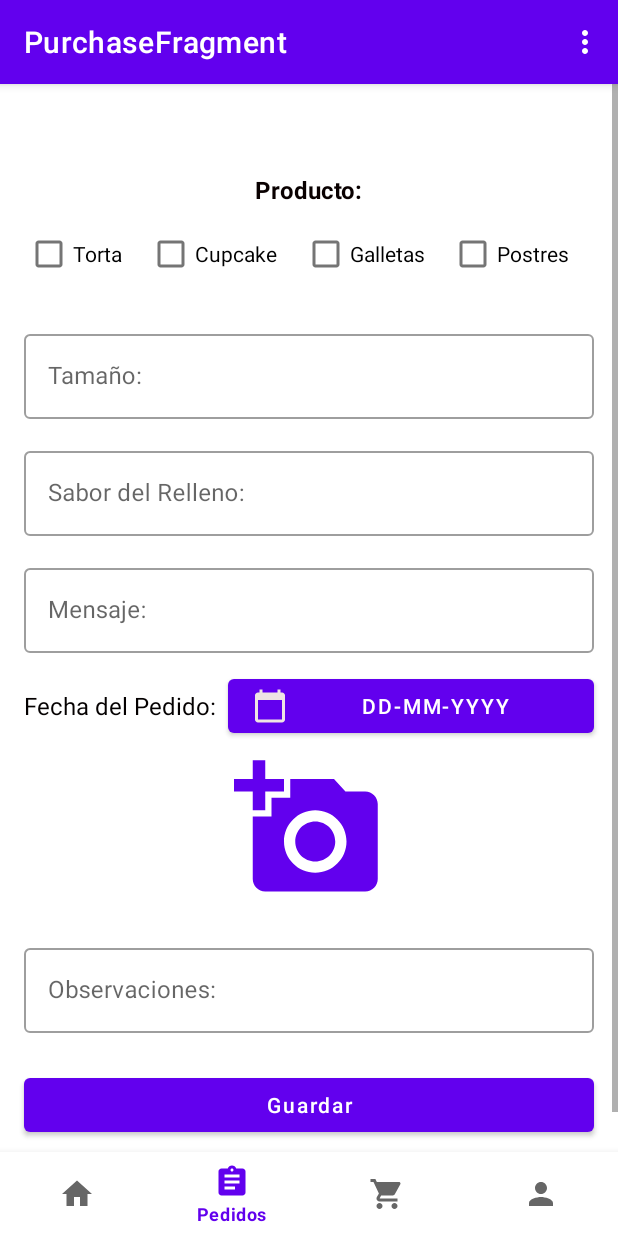
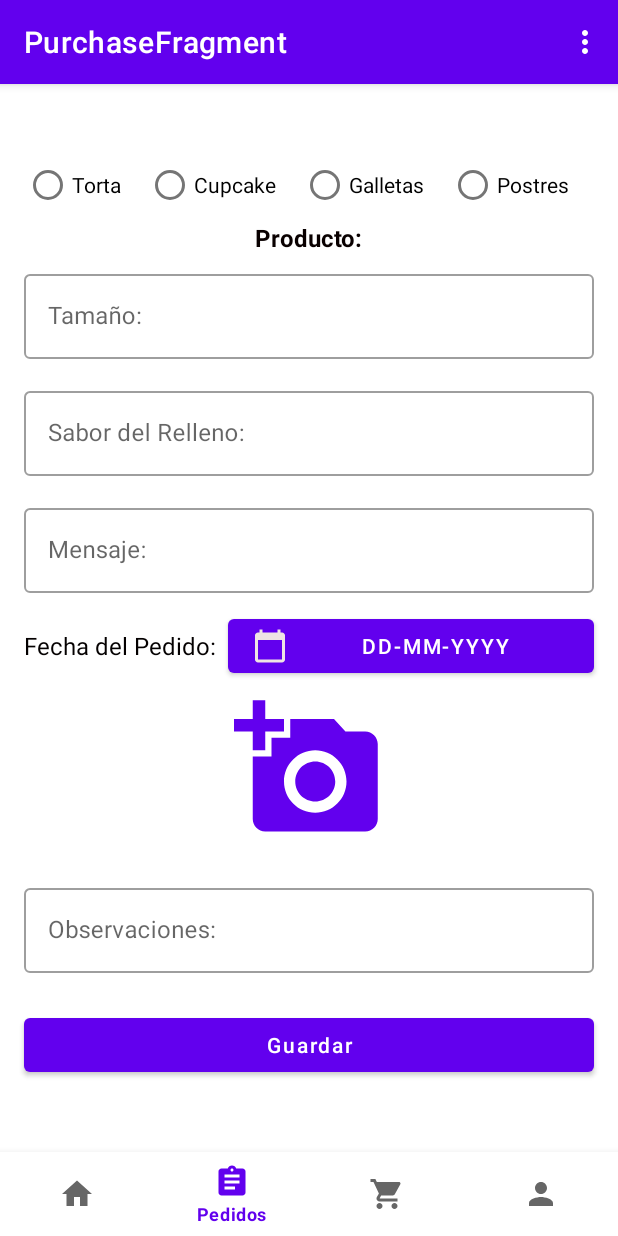
Before and after one commit to yeison1503/Aleste_Reposteria, an Android app: the PurchaseFragment screen opened through its navigation route, on a phone screen of 412 x 824 dp. Run offline under Robolectric (Android 15) with nearby library versions, the phone set to English and light mode, and no system bars; our stand-ins replace Firebase (no records; nobody signed in at launch, a user with empty details on screens opened directly), Picasso, navigation-ui.

```diff
--- a/app/src/main/java/com/example/alestereposteria/ui/home/HomeFragment.kt
+++ b/app/src/main/java/com/example/alestereposteria/ui/home/HomeFragment.kt
@@ -1,13 +1,12 @@
 package com.example.alestereposteria.ui.home
 
-import androidx.lifecycle.ViewModelProvider
 import android.os.Bundle
-import androidx.fragment.app.Fragment
 import android.view.LayoutInflater
 import android.view.View
 import android.view.ViewGroup
+import androidx.fragment.app.Fragment
+import androidx.lifecycle.ViewModelProvider
 import androidx.recyclerview.widget.LinearLayoutManager
-import com.example.alestereposteria.R
 import com.example.alestereposteria.databinding.FragmentHomeBinding
 import com.example.alestereposteria.sever.Purchase
 
@@ -22,7 +21,6 @@ class HomeFragment : Fragment() {
         inflater: LayoutInflater, container: ViewGroup?,
         savedInstanceState: Bundle?
     ): View? {
-
         homeBinding = FragmentHomeBinding.inflate(inflater, container, false)
         homeViewModel = ViewModelProvider(this)[HomeViewModel::class.java]
         return homeBinding.root
@@ -31,14 +29,17 @@ class HomeFragment : Fragment() {
     override fun onViewCreated(view: View, savedInstanceState: Bundle?) {
         super.onViewCreated(view, savedInstanceState)
 
-        homeBinding.purchaseRecyclerView.apply {
-            /* layoutManager = LinearLayoutManager(this@HomeFragment.requireContext())
-             adapter = purchaseAdapter
-             setHasFixedSize(false)*/
-        }
+        purchaseAdapter =
+            PurchaseAdapter(purchaseListFromServer, onItemClicked = { onPurchaseItemClicked(it) })
 
         homeViewModel.loadPurchaseFromServerDone.observe(viewLifecycleOwner) { result ->
             onLoadPurchaseFromServerDoneSubscribe(result)
+        }
+
+        homeBinding.purchaseRecyclerView.apply {
+            layoutManager = LinearLayoutManager(this@HomeFragment.requireContext())
+            adapter = purchaseAdapter
+            setHasFixedSize(false)
         }
 
         homeViewModel.loadPurchaseFromServer()
@@ -46,8 +47,12 @@ class HomeFragment : Fragment() {
 
     }
 
+    private fun onPurchaseItemClicked(it: Purchase) {
+
+    }
+
     private fun onLoadPurchaseFromServerDoneSubscribe(purchaseListFromServerLoaded: ArrayList<Purchase>) {
-        /*purchaseListFromServer = purchaseListFromServerLoaded
-        purchaseAdapter.appendItems(purchaseListFromServer)*/
+        purchaseListFromServer = purchaseListFromServerLoaded
+        purchaseAdapter.appendItems(purchaseListFromServer)
     }
 }
--- a/app/src/main/java/com/example/alestereposteria/ui/home/HomeViewModel.kt
+++ b/app/src/main/java/com/example/alestereposteria/ui/home/HomeViewModel.kt
@@ -16,11 +16,11 @@ class HomeViewModel : ViewModel() {
 
     private var purchaseList: ArrayList<Purchase> = ArrayList()
 
-    private val loadPurchaseFromServer : MutableLiveData<ArrayList<Purchase>> = MutableLiveData()
+    private val loadPurchaseFromServer: MutableLiveData<ArrayList<Purchase>> = MutableLiveData()
     val loadPurchaseFromServerDone: LiveData<ArrayList<Purchase>> = loadPurchaseFromServer
 
     fun loadPurchaseFromServer() {
-        GlobalScope.launch(Dispatchers.IO){
+        GlobalScope.launch(Dispatchers.IO) {
             val querySnapshot = alesteServerRepository.loadPurchase()
             for (document in querySnapshot) {
                 val purchaseServer: Purchase = document.toObject<Purchase>()
--- a/app/src/main/java/com/example/alestereposteria/ui/home/PurchaseAdapter.kt
+++ b/app/src/main/java/com/example/alestereposteria/ui/home/PurchaseAdapter.kt
@@ -12,21 +12,20 @@ import com.squareup.picasso.Picasso
 class PurchaseAdapter(
     private val purchaseList: ArrayList<Purchase>,
     private val onItemClicked: (Purchase) -> Unit
-): RecyclerView.Adapter<PurchaseAdapter.PurchaseViewHolder>() {
+) : RecyclerView.Adapter<PurchaseAdapter.PurchaseViewHolder>() {
 
     override fun onCreateViewHolder(
         parent: ViewGroup,
         viewType: Int
-    ): PurchaseViewHolder {
-        val view =
-            LayoutInflater.from(parent.context).inflate(R.layout.card_view_item_purchase, parent, false)
-        return PurchaseViewHolder(view)
+    ): PurchaseAdapter.PurchaseViewHolder {
+        val itemView = LayoutInflater.from(parent.context)
+            .inflate(R.layout.card_view_item_purchase, parent, false)
+        return PurchaseViewHolder(itemView)
     }
 
     override fun onBindViewHolder(holder: PurchaseViewHolder, position: Int) {
         val purchase = purchaseList[position]
         holder.bind(purchase)
-        holder.itemView.setOnClickListener { onItemClicked(purchaseList[position]) }
     }
 
     override fun getItemCount(): Int = purchaseList.size
@@ -37,16 +36,17 @@ class PurchaseAdapter(
         notifyDataSetChanged()
     }
 
-    class PurchaseViewHolder(itemView: View) : RecyclerView.ViewHolder(itemView){
+    class PurchaseViewHolder(itemView: View) : RecyclerView.ViewHolder(itemView) {
         private val binding = CardViewItemPurchaseBinding.bind(itemView)
-        private val context = binding.root
+        //private val context = binding.root
+
         fun bind(purchase: Purchase) {
             with(binding) {
                 userTitleTextView.text = purchase.product
                 productExampleTextView.text = purchase.cakefilling
-                deliveryDateLabelTextView.text = purchase.purchase_date
+                deliveryDateTextView.text = purchase.purchase_date
                 //     Glide.with(context).load(book.urlPicture).into(pictureBookImageView)
-                //Picasso.get().load(purchase.urlPicture).into(posterImageView)
+                Picasso.get().load(purchase.urlPicture).into(posterImageView)
             }
         }
     }
--- a/app/src/main/java/com/example/alestereposteria/ui/purchase/PurchaseFragment.kt
+++ b/app/src/main/java/com/example/alestereposteria/ui/purchase/PurchaseFragment.kt
@@ -113,13 +113,12 @@ class PurchaseFragment : Fragment() {
 
     private fun onDateValidateSuscribe(result: Boolean?) {
         with(purchaseBinding){
-            var product = ""
 
-            when {
-                cakeCheckBox.isChecked -> {product = "Torta"}
-                cupcakeCheckBox.isChecked -> {product = "Cupcake"}
-                cookiesCheckBox.isChecked -> {product = "Galletas"}
-                dessertCheckBox.isChecked -> {product = "Postre"}
+            val product = when {
+                cupcakeCheckBox.isChecked ->  "Cupcake"
+                cookiesCheckBox.isChecked ->  "Galletas"
+                dessertCheckBox.isChecked ->  "Postre"
+                else -> "Torta"
             }
 
             val dimension = sizeEditText.text.toString()
--- a/app/src/main/res/layout/fragment_purchase.xml
+++ b/app/src/main/res/layout/fragment_purchase.xml
@@ -26,56 +26,60 @@ android:fillViewport="true">
         app:layout_constraintStart_toStartOf="parent"
         app:layout_constraintTop_toTopOf="parent" />
 
+
+    <RadioGroup
+        android:id="@+id/Radio_button_grup"
+        android:layout_width="0dp"
+        android:layout_height="wrap_content"
+        android:layout_marginStart="16dp"
+        android:layout_marginTop="8dp"
+        android:layout_marginEnd="16dp"
+        android:orientation="horizontal"
+        app:layout_constraintEnd_toEndOf="parent"
+        app:layout_constraintHorizontal_bias="0.0"
+        app:layout_constraintStart_toStartOf="parent"
+        app:layout_constraintTop_toBottomOf="@+id/name_usuario_text_View">
+
+        <RadioButton
+            android:id="@+id/cake_check_box"
+            android:layout_width="wrap_content"
+            android:layout_height="wrap_content"
+            android:layout_weight="1"
+            android:text="@string/cake" />
+
+        <RadioButton
+            android:id="@+id/cupcake_check_box"
+            android:layout_width="wrap_content"
+            android:layout_height="wrap_content"
+            android:layout_weight="1"
+            android:text="@string/cupcake" />
+
+        <RadioButton
+            android:id="@+id/cookies_check_box"
+            android:layout_width="wrap_content"
+            android:layout_height="wrap_content"
+            android:layout_weight="1"
+            android:text="@string/cookies" />
+
+        <RadioButton
+            android:id="@+id/dessert_check_box"
+            android:layout_width="wrap_content"
+            android:layout_height="wrap_content"
+            android:layout_weight="1"
+            android:text="@string/dessert" />
+    </RadioGroup>
+
     <TextView
         android:id="@+id/product_text_view"
         android:layout_width="wrap_content"
         android:layout_height="wrap_content"
-        android:layout_marginTop="24dp"
         android:text="@string/product"
         android:textColor="#090000"
         android:textSize="16sp"
         android:textStyle="bold"
         app:layout_constraintEnd_toEndOf="parent"
         app:layout_constraintStart_toStartOf="parent"
-        app:layout_constraintTop_toBottomOf="@+id/name_usuario_text_View" />
-
-    <CheckBox
-        android:id="@+id/cake_check_box"
-        android:layout_width="wrap_content"
-        android:layout_height="wrap_content"
-        android:layout_marginTop="8dp"
-        android:text="@string/cake"
-        app:layout_constraintEnd_toStartOf="@+id/cupcake_check_box"
-        app:layout_constraintStart_toStartOf="parent"
-        app:layout_constraintTop_toBottomOf="@+id/product_text_view" />
-
-    <CheckBox
-        android:id="@+id/cupcake_check_box"
-        android:layout_width="wrap_content"
-        android:layout_height="wrap_content"
-        android:text="@string/cupcake"
-        app:layout_constraintEnd_toStartOf="@+id/cookies_check_box"
-        app:layout_constraintStart_toEndOf="@+id/cake_check_box"
-        app:layout_constraintTop_toTopOf="@+id/cake_check_box" />
-
-    <CheckBox
-        android:id="@+id/cookies_check_box"
-        android:layout_width="wrap_content"
-        android:layout_height="wrap_content"
-        android:text="@string/cookies"
-        app:layout_constraintEnd_toStartOf="@+id/dessert_check_box"
-        app:layout_constraintStart_toEndOf="@+id/cupcake_check_box"
-        app:layout_constraintTop_toTopOf="@+id/cupcake_check_box" />
-
-    <CheckBox
-        android:id="@+id/dessert_check_box"
-        android:layout_width="wrap_content"
-        android:layout_height="wrap_content"
-        android:layout_marginEnd="16dp"
-        android:text="@string/dessert"
-        app:layout_constraintEnd_toEndOf="parent"
-        app:layout_constraintStart_toEndOf="@+id/cookies_check_box"
-        app:layout_constraintTop_toTopOf="@+id/cookies_check_box" />
+        app:layout_constraintTop_toBottomOf="@+id/Radio_button_grup" />
 
     <com.google.android.material.textfield.TextInputLayout
         android:id="@+id/size_text_imput_layout"
@@ -83,11 +87,11 @@ android:fillViewport="true">
         android:layout_width="0dp"
         android:layout_height="wrap_content"
         android:layout_marginStart="16dp"
-        android:layout_marginTop="24dp"
+        android:layout_marginTop="8dp"
         android:layout_marginEnd="16dp"
         app:layout_constraintEnd_toEndOf="parent"
         app:layout_constraintStart_toStartOf="parent"
-        app:layout_constraintTop_toBottomOf="@+id/dessert_check_box">
+        app:layout_constraintTop_toBottomOf="@+id/product_text_view">
 
         <com.google.android.material.textfield.TextInputEditText
             android:id="@+id/size_edit_text"
```
